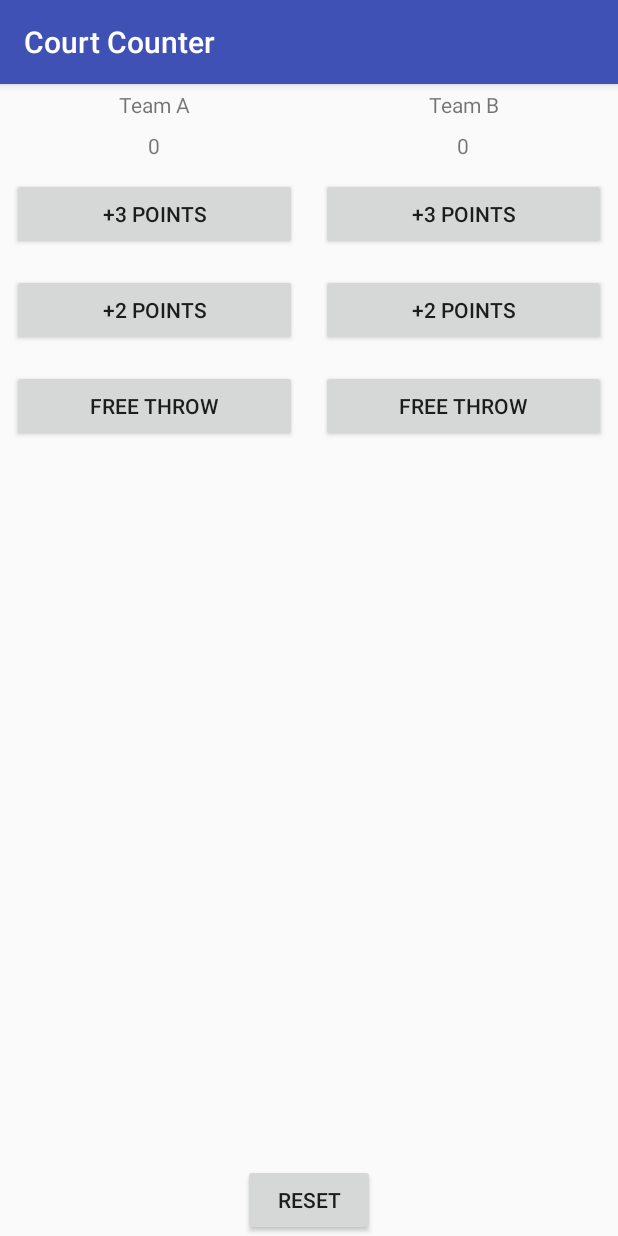
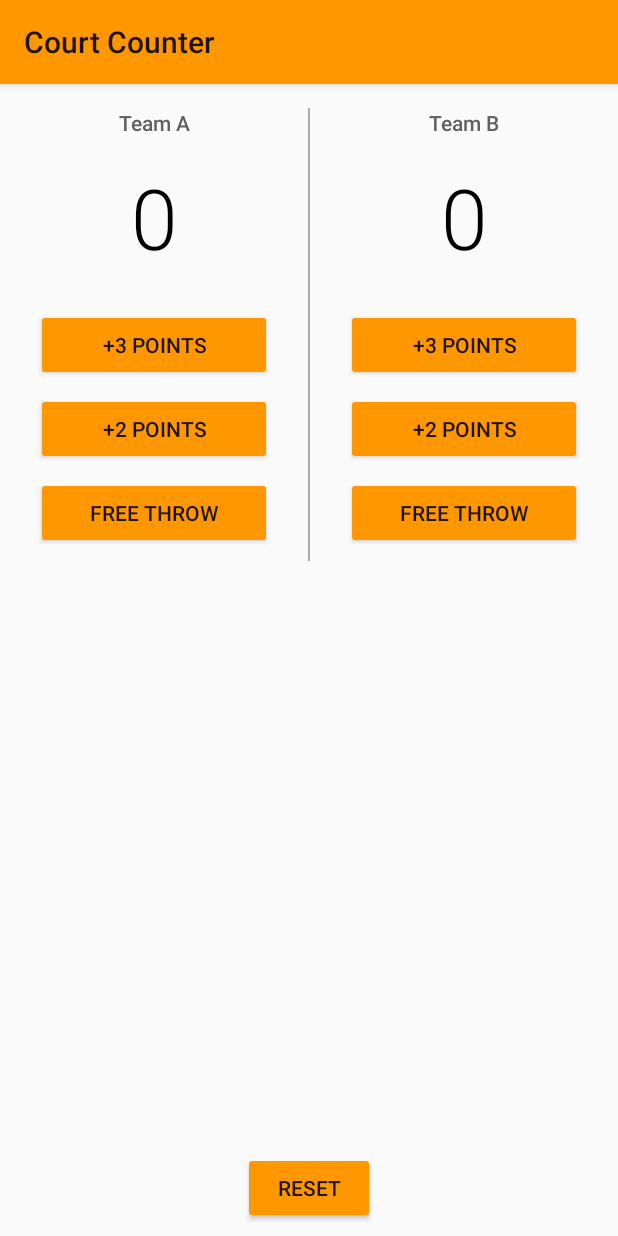
Before and after one commit to khanhnamle1994/android-basics, an Android app: the screen it shows after launch (MainActivity), on a phone screen of 412 x 824 dp. Run offline under Robolectric (Android 15) with nearby library versions, the phone set to English and light mode, and no system bars.

Commit message:
Make It Pretty

```diff
--- a/CourtCounter/app/src/main/java/com/example/android/courtcounter/MainActivity.java
+++ b/CourtCounter/app/src/main/java/com/example/android/courtcounter/MainActivity.java
@@ -47,7 +47,7 @@
      */
     public void addThreeForTeamB(View v) {
         scoreTeamB = scoreTeamB + 3;
-        displayForTeamA(scoreTeamB);
+        displayForTeamB(scoreTeamB);
     }
 
     /**
@@ -55,7 +55,7 @@
      */
     public void addTwoForTeamB(View v) {
         scoreTeamB = scoreTeamB + 2;
-        displayForTeamA(scoreTeamB);
+        displayForTeamB(scoreTeamB);
     }
 
     /**
@@ -63,7 +63,7 @@
      */
     public void addOneForTeamB(View v) {
         scoreTeamB = scoreTeamB + 1;
-        displayForTeamA(scoreTeamB);
+        displayForTeamB(scoreTeamB);
     }
 
     public void resetScore(View v) {
--- a/CourtCounter/app/src/main/res/layout/activity_main.xml
+++ b/CourtCounter/app/src/main/res/layout/activity_main.xml
@@ -6,12 +6,12 @@
 
     <LinearLayout
         android:layout_width="match_parent"
-        android:layout_height="match_parent"
+        android:layout_height="wrap_content"
         android:orientation="horizontal">
 
         <LinearLayout
             android:layout_width="0dp"
-            android:layout_height="match_parent"
+            android:layout_height="wrap_content"
             android:layout_weight="1"
             android:orientation="vertical"
             tools:context="com.example.android.courtcounter.MainActivity">
@@ -19,44 +19,62 @@
             <TextView
                 android:layout_width="match_parent"
                 android:layout_height="wrap_content"
+                android:fontFamily="sans-serif-medium"
                 android:gravity="center_horizontal"
-                android:padding="4dp"
-                android:text="Team A" />
+                android:padding="16dp"
+                android:text="Team A"
+                android:textColor="#616161"
+                android:textSize="14sp" />
 
             <TextView
                 android:id="@+id/team_a_score"
                 android:layout_width="match_parent"
                 android:layout_height="wrap_content"
+                android:fontFamily="sans-serif-light"
                 android:gravity="center_horizontal"
-                android:padding="4dp"
-                android:text="0" />
+                android:paddingBottom="24dp"
+                android:text="0"
+                android:textColor="#000000"
+                android:textSize="56sp" />
 
             <Button
                 android:layout_width="match_parent"
                 android:layout_height="wrap_content"
-                android:layout_margin="8dp"
+                android:layout_marginBottom="8dp"
+                android:layout_marginLeft="24dp"
+                android:layout_marginRight="24dp"
                 android:onClick="addThreeForTeamA"
                 android:text="+3 Points" />
 
             <Button
                 android:layout_width="match_parent"
                 android:layout_height="wrap_content"
-                android:layout_margin="8dp"
+                android:layout_marginBottom="8dp"
+                android:layout_marginLeft="24dp"
+                android:layout_marginRight="24dp"
                 android:onClick="addTwoForTeamA"
                 android:text="+2 Points" />
 
             <Button
                 android:layout_width="match_parent"
                 android:layout_height="wrap_content"
-                android:layout_margin="8dp"
+                android:layout_marginBottom="8dp"
+                android:layout_marginLeft="24dp"
+                android:layout_marginRight="24dp"
                 android:onClick="addOneForTeamA"
                 android:text="Free Throw" />
 
         </LinearLayout>
 
+        <View
+            android:layout_width="1dp"
+            android:layout_height="match_parent"
+            android:layout_marginTop="16dp"
+            android:background="@android:color/darker_gray" />
+
         <LinearLayout
             android:layout_width="0dp"
-            android:layout_height="match_parent"
+            android:layout_height="wrap_content"
             android:layout_weight="1"
             android:orientation="vertical"
             tools:context="com.example.android.courtcounter.MainActivity">
@@ -64,36 +82,48 @@
             <TextView
                 android:layout_width="match_parent"
                 android:layout_height="wrap_content"
+                android:fontFamily="sans-serif-medium"
                 android:gravity="center_horizontal"
-                android:padding="4dp"
-                android:text="Team B" />
+                android:padding="16dp"
+                android:text="Team B"
+                android:textColor="#616161"
+                android:textSize="14sp" />
 
             <TextView
                 android:id="@+id/team_b_score"
                 android:layout_width="match_parent"
                 android:layout_height="wrap_content"
+                android:fontFamily="sans-serif-light"
                 android:gravity="center_horizontal"
-                android:padding="4dp"
-                android:text="0" />
+                android:paddingBottom="24dp"
+                android:text="0"
+                android:textColor="#000000"
+                android:textSize="56sp" />
 
             <Button
                 android:layout_width="match_parent"
                 android:layout_height="wrap_content"
-                android:layout_margin="8dp"
+                android:layout_marginBottom="8dp"
+                android:layout_marginLeft="24dp"
+                android:layout_marginRight="24dp"
                 android:onClick="addThreeForTeamB"
                 android:text="+3 Points" />
 
             <Button
                 android:layout_width="match_parent"
                 android:layout_height="wrap_content"
-                android:layout_margin="8dp"
+                android:layout_marginBottom="8dp"
+                android:layout_marginLeft="24dp"
+                android:layout_marginRight="24dp"
                 android:onClick="addTwoForTeamB"
                 android:text="+2 Points" />
 
             <Button
                 android:layout_width="match_parent"
                 android:layout_height="wrap_content"
-                android:layout_margin="8dp"
+                android:layout_marginBottom="8dp"
+                android:layout_marginLeft="24dp"
+                android:layout_marginRight="24dp"
                 android:onClick="addOneForTeamB"
                 android:text="Free Throw" />
 
@@ -106,7 +136,10 @@
         android:layout_height="wrap_content"
         android:layout_alignParentBottom="true"
         android:layout_centerHorizontal="true"
-        android:text="Reset"
-        android:onClick="resetScore"/>
+        android:layout_marginBottom="8dp"
+        android:layout_marginLeft="22dp"
+        android:layout_marginRight="22dp"
+        android:onClick="resetScore"
+        android:text="Reset" />
 
 </RelativeLayout>
--- a/CourtCounter/app/src/main/res/values/styles.xml
+++ b/CourtCounter/app/src/main/res/values/styles.xml
@@ -1,11 +1,9 @@
 <resources>
-
     <!-- Base application theme. -->
-    <style name="AppTheme" parent="Theme.AppCompat.Light.DarkActionBar">
-        <!-- Customize your theme here. -->
-        <item name="colorPrimary">@color/colorPrimary</item>
-        <item name="colorPrimaryDark">@color/colorPrimaryDark</item>
-        <item name="colorAccent">@color/colorAccent</item>
+    <style name="AppTheme" parent="Theme.AppCompat.Light">
+        <!-- Primary theme color of the app (sets background color of app bar) -->
+        <item name="colorPrimary">#FF9800</item>
+        <!-- Background color of buttons in the app -->
+        <item name="colorButtonNormal">#FF9800</item>
     </style>
-
 </resources>
```
